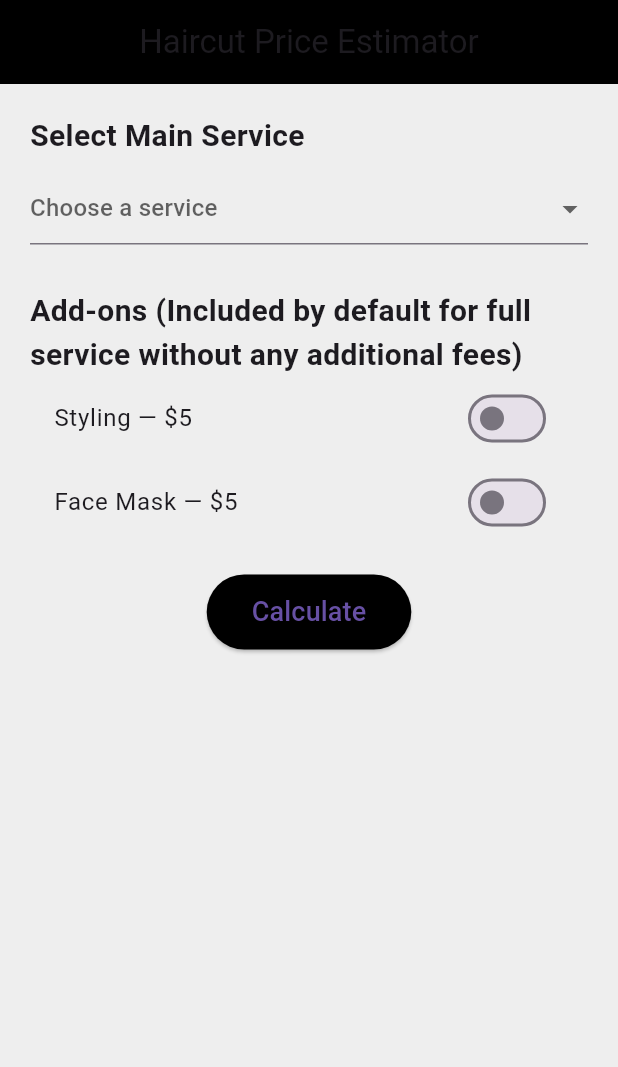
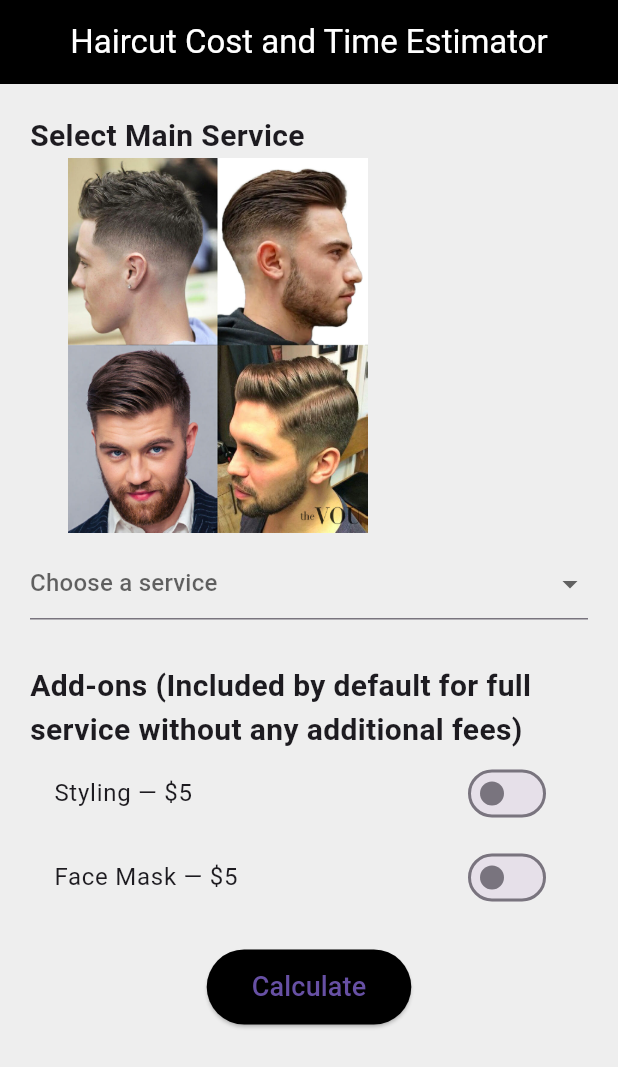
Before and after one commit to overolls/haircut-service, a Flutter app: the screen it shows after launch, on a phone screen of 412 x 824 dp. Shown: the top 1067 px of the screen. Run offline on Flutter 3.47's test engine with Material 3 defaults, Android fonts, the phone set to English and light mode, and no system bars.

Commit message:
Assets(image) addition and code tweaking/fixes

```diff
--- a/lib/home.dart
+++ b/lib/home.dart
@@ -40,21 +40,23 @@ class _HomePageState extends State<HomePage> {
     return Scaffold(
       backgroundColor: Colors.grey.shade200,
       appBar: AppBar(
-        title: const Text("Haircut Price Estimator"),
+        title: const Text("Haircut Cost and Time Estimator", style: TextStyle(color: Colors.white)),
         centerTitle: true,
         backgroundColor: Colors.black,
       ),
       body: SingleChildScrollView(
         padding: const EdgeInsets.all(20),
-        child: Column(
+
+        child:
+        Column(
           crossAxisAlignment: CrossAxisAlignment.start,
           children: [
             const Text(
               "Select Main Service",
               style: TextStyle(fontSize: 20, fontWeight: FontWeight.bold),
             ),
-            const SizedBox(height: 10),
-
+            Image.asset('assets/haircuts.jpg', width: 250, height: 250)
+            ,const SizedBox(height: 10),
             DropdownButtonFormField(
               initialValue: selectedService,
               hint: const Text("Choose a service"),
@@ -66,6 +68,7 @@ class _HomePageState extends State<HomePage> {
                 DropdownMenuItem(
                     value: "Full Service",
                     child: Text("Full Service — \$15")),
+
               ],
               onChanged: (value) {
                 setState(() {
@@ -74,6 +77,7 @@ class _HomePageState extends State<HomePage> {
                   if (value == "Full Service") {
                     styling = false;
                     faceMask = false;
+
                   }
                 });
               },
@@ -130,7 +134,7 @@ class _HomePageState extends State<HomePage> {
                 child: Column(
                   children: [
                     Text(
-                      "Total Price: \$${totalPrice}",
+                      "Total Price: \$$totalPrice",
                       style: const TextStyle(
                         fontSize: 22,
                         fontWeight: FontWeight.bold,
--- a/pubspec.yaml
+++ b/pubspec.yaml
@@ -58,9 +58,9 @@ flutter:
   uses-material-design: true
 
   # To add assets to your application, add an assets section, like this:
-  # assets:
-  #   - images/a_dot_burr.jpeg
-  #   - images/a_dot_ham.jpeg
+  assets:
+   - assets/haircuts.jpg
+
 
   # An image asset can refer to one or more resolution-specific "variants", see
   # https://flutter.dev/to/resolution-aware-images
```
Also changed, not shown: assets/haircuts.jpg (added), 1 other file.
